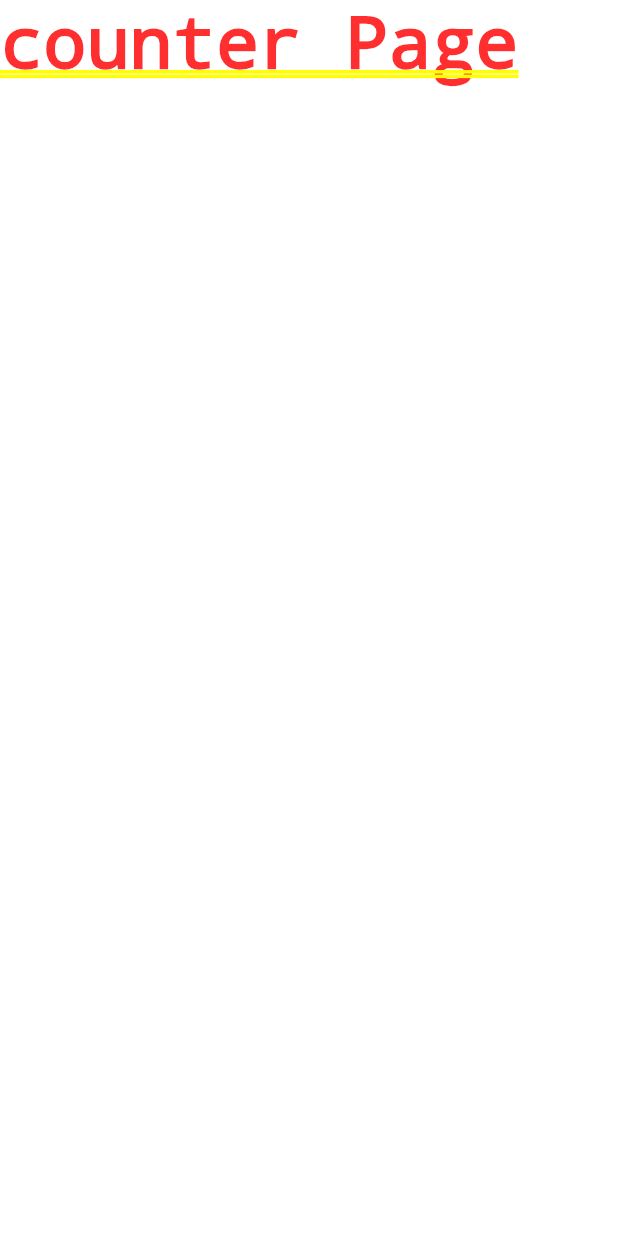
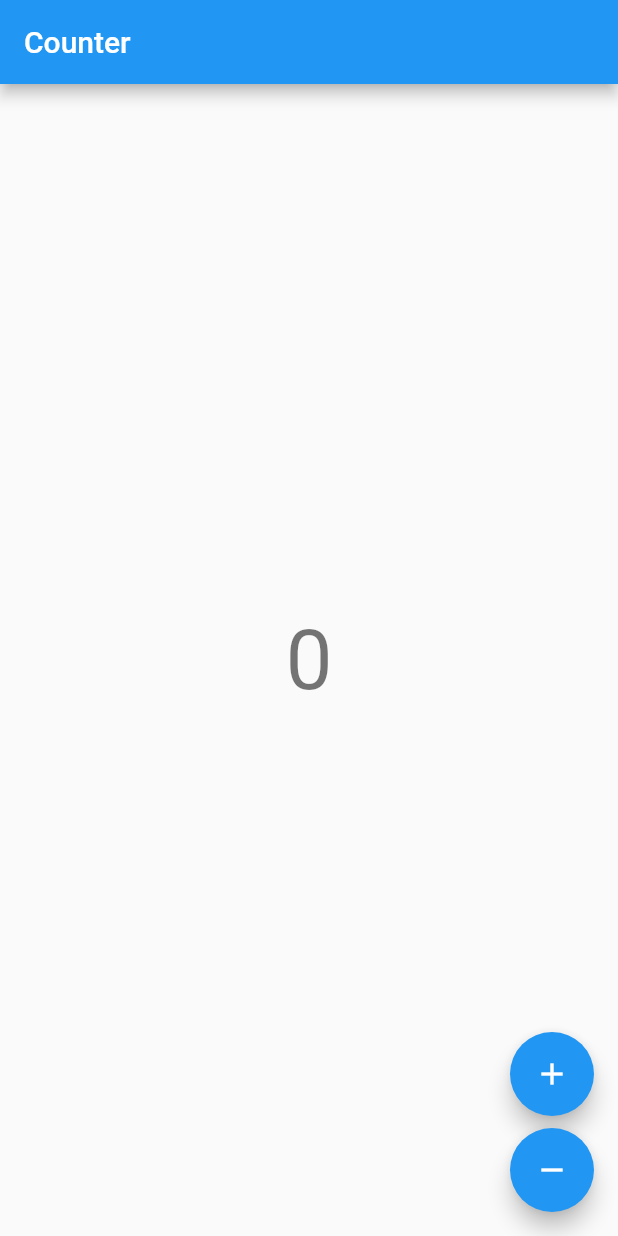
Before and after one commit to tuantran22012001/bloc-flutter, a Flutter app: the screen it shows after launch, on a phone screen of 412 x 824 dp. Run offline on Flutter 3.47's test engine with Material 2 defaults, Android fonts, the phone set to English and light mode, and no system bars; our stand-ins replace bloc, flutter_bloc.

Commit message:
implement cubit to counter

```diff
--- a/lib/app.dart
+++ b/lib/app.dart
@@ -1,8 +1,6 @@
 import 'package:flutter/material.dart';
 import 'package:bloc_flutter/counter/counter.dart';
 
-
 class CounterApp extends MaterialApp {
-
   const CounterApp({super.key}) : super(home: const CounterPage());
 }
--- a/lib/counter/cubit/counter_cubit.dart
+++ b/lib/counter/cubit/counter_cubit.dart
@@ -0,0 +1,9 @@
+import 'package:bloc/bloc.dart';
+
+class CounterCubit extends Cubit<int> {
+  CounterCubit() : super(0);
+
+  void increment() => emit(state + 1);
+
+  void decrement() => emit(state - 1);
+}
--- a/lib/counter/view/counter_page.dart
+++ b/lib/counter/view/counter_page.dart
@@ -2,13 +2,14 @@
 import 'package:flutter_bloc/flutter_bloc.dart';
 import 'package:bloc_flutter/counter/counter.dart';
 
-
 class CounterPage extends StatelessWidget {
-  /// {@macro counter_page}
   const CounterPage({super.key});
 
   @override
   Widget build(BuildContext context) {
-    return const Text("counter Page");
+    return BlocProvider(
+      create: (_) => CounterCubit(),
+      child: const CounterView(),
+    );
   }
 }
--- a/lib/counter/view/counter_view.dart
+++ b/lib/counter/view/counter_view.dart
@@ -0,0 +1,39 @@
+import 'package:flutter/material.dart';
+import 'package:flutter_bloc/flutter_bloc.dart';
+import 'package:bloc_flutter/counter/counter.dart';
+
+class CounterView extends StatelessWidget {
+  const CounterView({super.key});
+
+  @override
+  Widget build(BuildContext context) {
+    final textTheme = Theme.of(context).textTheme;
+    return Scaffold(
+      appBar: AppBar(title: const Text('Counter')),
+      body: Center(
+        child: BlocBuilder<CounterCubit, int>(
+          builder: (context, state) {
+            return Text('$state', style: textTheme.displayMedium);
+          },
+        ),
+      ),
+      floatingActionButton: Column(
+        mainAxisAlignment: MainAxisAlignment.end,
+        crossAxisAlignment: CrossAxisAlignment.end,
+        children: <Widget>[
+          FloatingActionButton(
+            key: const Key('counterView_increment_floatingActionButton'),
+            child: const Icon(Icons.add),
+            onPressed: () => context.read<CounterCubit>().increment(),
+          ),
+          const SizedBox(height: 8),
+          FloatingActionButton(
+            key: const Key('counterView_decrement_floatingActionButton'),
+            child: const Icon(Icons.remove),
+            onPressed: () => context.read<CounterCubit>().decrement(),
+          ),
+        ],
+      ),
+    );
+  }
+}
--- a/lib/counter_observer.dart
+++ b/lib/counter_observer.dart
@@ -0,0 +1,14 @@
+import 'package:bloc/bloc.dart';
+
+
+class CounterObserver extends BlocObserver {
+
+  const CounterObserver();
+
+  @override
+  void onChange(BlocBase<dynamic> bloc, Change<dynamic> change) {
+    super.onChange(bloc, change);
+
+    print('${bloc.runtimeType} $change');
+  }
+}
```
